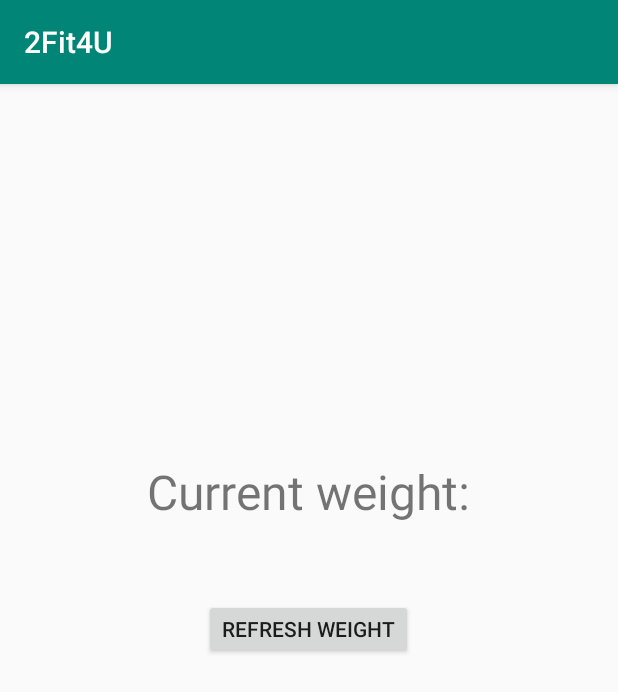
After one commit to AIR-FOI-HR/AIR1918, an Android app: the WeightActivity screen opened directly, with no data from a screen before it, on a phone screen of 412 x 824 dp. The commit adds this screen. Shown: the top 692 px of the screen. Run offline under Robolectric (Android 15) with nearby library versions, the phone set to English and light mode, and no system bars; our stand-ins replace ButterKnife.

Commit message:
Kreiraj kostur za prikaz podataka
Kreiran je kostur za prikaz podataka o tjelesnoj težini

```diff
--- a/2Fit4U/app/src/main/AndroidManifest.xml
+++ b/2Fit4U/app/src/main/AndroidManifest.xml
@@ -11,8 +11,8 @@
         android:roundIcon="@mipmap/ic_launcher_round"
         android:supportsRtl="true"
         android:theme="@style/AppTheme">
-        <activity android:name=".login.RegisterActivity"></activity>
-
+        <activity android:name=".weight.WeightActivity"></activity>
+        <activity android:name=".login.RegisterActivity" />
         <activity android:name=".login.LoginActivity">
             <intent-filter>
                 <action android:name="android.intent.action.MAIN" />
--- /dev/null
+++ b/2Fit4U/app/src/main/java/hr/foi/a2fit4u/weight/WeightActivity.java
@@ -0,0 +1,28 @@
+package hr.foi.a2fit4u.weight;
+
+import androidx.appcompat.app.AppCompatActivity;
+
+import android.os.Bundle;
+import android.widget.TextView;
+
+import butterknife.BindView;
+import butterknife.OnClick;
+import hr.foi.a2fit4u.R;
+
+public class WeightActivity extends AppCompatActivity {
+
+    @BindView(R.id.textview_weight)
+    TextView mTextViewCurrentWeight;
+
+    @OnClick(R.id.button_refresh_weight)
+    void refreshWeight()
+    {
+
+    }
+
+    @Override
+    protected void onCreate(Bundle savedInstanceState) {
+        super.onCreate(savedInstanceState);
+        setContentView(R.layout.activity_weight);
+    }
+}
--- /dev/null
+++ b/2Fit4U/app/src/main/res/layout/activity_weight.xml
@@ -0,0 +1,26 @@
+<?xml version="1.0" encoding="utf-8"?>
+<LinearLayout xmlns:android="http://schemas.android.com/apk/res/android"
+    xmlns:app="http://schemas.android.com/apk/res-auto"
+    xmlns:tools="http://schemas.android.com/tools"
+    android:layout_width="match_parent"
+    android:layout_height="match_parent"
+    tools:context=".weight.WeightActivity"
+    android:orientation="vertical"
+    android:gravity="center_horizontal">
+
+    <TextView
+        android:id="@+id/textview_weight"
+        android:layout_width="wrap_content"
+        android:layout_height="73dp"
+        android:layout_marginTop="250dp"
+        android:text="@string/current_weight"
+        android:textSize="32dp" />
+
+    <Button
+        android:id="@+id/button_refresh_weight"
+        android:layout_width="wrap_content"
+        android:layout_height="40dp"
+        android:layout_marginTop="20dp"
+        android:text="@string/refresh_weight"/>
+
+</LinearLayout>
--- a/2Fit4U/app/src/main/res/values/strings.xml
+++ b/2Fit4U/app/src/main/res/values/strings.xml
@@ -16,4 +16,6 @@
     <string name="login_failed">"Login failed"</string>
     <string name="confirm_password">Confirm password</string>
     <string name="e_mail">E-mail</string>
+    <string name="current_weight">Current weight:</string>
+    <string name="refresh_weight">Refresh weight</string>
 </resources>
```
